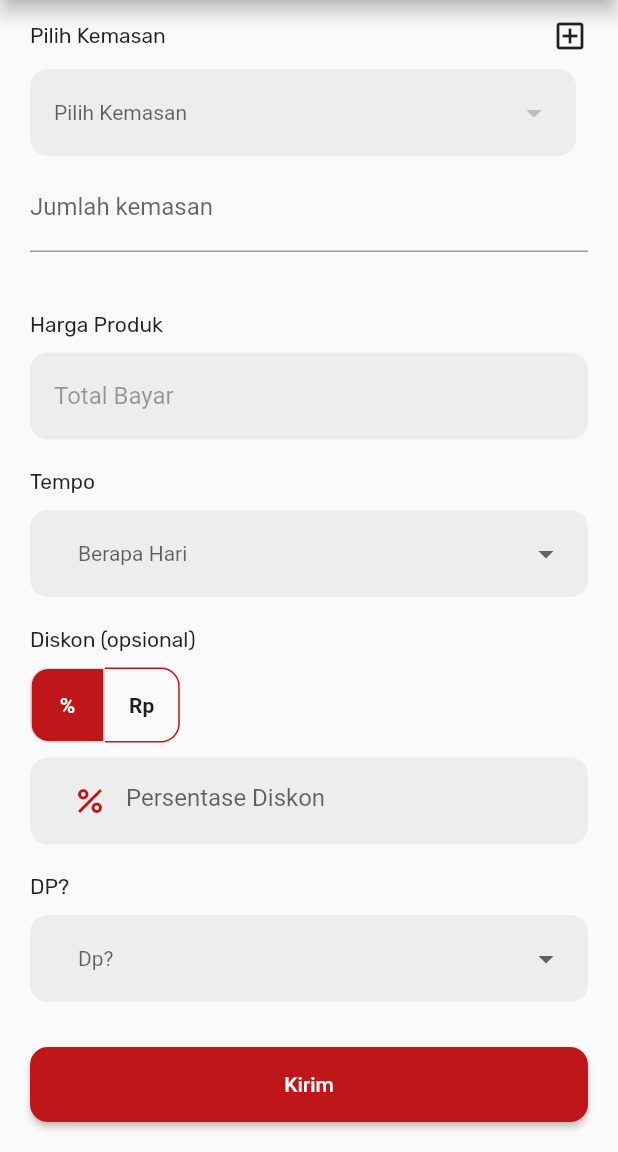
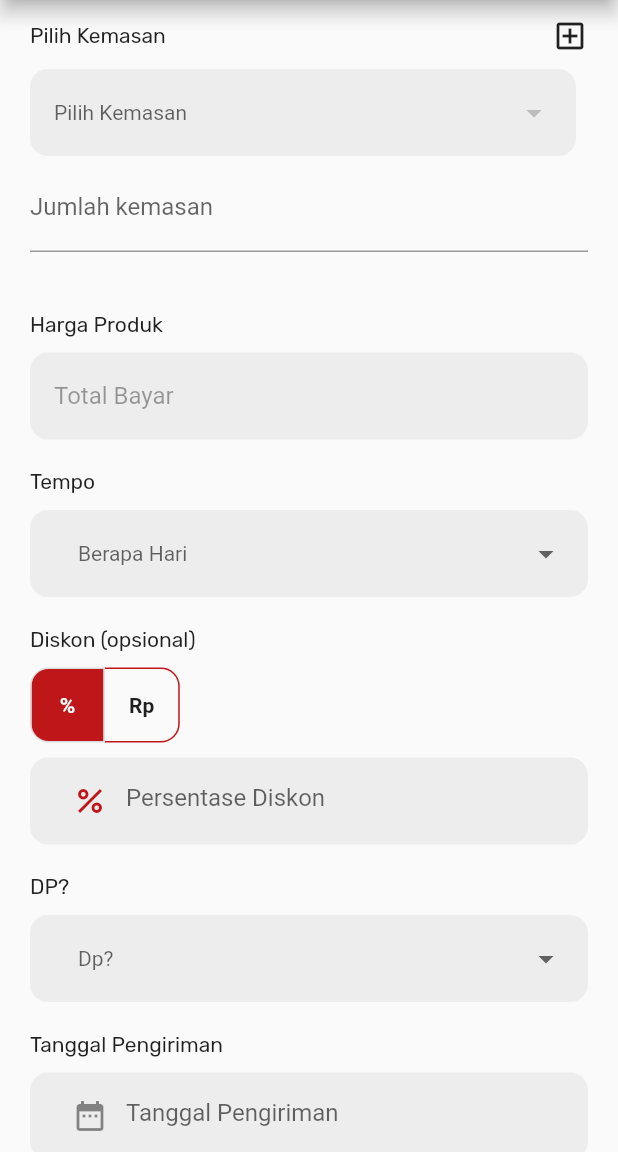
Before and after one commit to DaffaLintang/PT-Sage, a Flutter app: the PurchasePage screen opened directly, scrolled down 369 dp, on a phone screen of 412 x 824 dp, the part 84-1236 px from its top. Run offline on Flutter 3.47's test engine with Material 2 defaults, Android fonts, the phone set to English and light mode, and no system bars; drawn by our look-alikes of dropdown_button2; our stand-ins replace currency_text_input_formatter, flutter_easyloading, flutter_slidable, get, google_fonts, google_nav_bar and 6 more; missing offline and left inert: dart:ffi, number_text_input_formatter, sp_util; network calls fail.

Commit message:
save progress

```diff
--- a/lib/page/Purchase_page.dart
+++ b/lib/page/Purchase_page.dart
@@ -34,11 +34,13 @@ class _PurchasePageState extends State<PurchasePage> {
   final List<String> itemsProduk = [];
   String? selectedValueProduk;
   late PoController poController;
-  List<int> itemsKemasan = [];
+  List<int> itemsKemasanIds = [];
+  List<int> itemsKemasanWeights = [];
   List<String?> selectedKemasanValues = [];
   final Map<String, int> productMap = {};
   final Map<String, String> hargaMap = {};
   KemasanList? kemasanList;
+  List<Map<String, dynamic>> formattedValues = [];
 
   final NumberFormat currencyFormatter = NumberFormat.currency(
     locale: 'id',
@@ -77,15 +79,20 @@ class _PurchasePageState extends State<PurchasePage> {
     }
   }
 
+  Future<void> selectedData() async {}
+
   Future<void> fetchKemasan() async {
     var kemasanList = await poController.getKemasan();
     setState(() {
-      itemsKemasan =
+      itemsKemasanIds =
+          kemasanList?.kemasan.map((kemasan) => kemasan.id).toList() ?? [];
+      itemsKemasanWeights =
           kemasanList?.kemasan.map((kemasan) => kemasan.weight).toList() ?? [];
+
       selectedKemasanValues = List<String?>.generate(
         poController.jummlahKemasan.length,
         (index) => null, // Inisialisasi semua nilai dengan null
-        growable: true, // Pastikan list bisa ditambah atau dikurangi elemennya
+        growable: true,
       );
     });
   }
@@ -142,6 +149,15 @@ class _PurchasePageState extends State<PurchasePage> {
           TextPosition(offset: PoController.jumlahConroller.text.length));
     }
     hitungHarga();
+  }
+
+  void printValue() {
+    for (int i = 0; i < selectedKemasanValues.length; i++) {
+      var id = selectedKemasanValues[i];
+      var quantity = int.tryParse(poController.jummlahKemasan[i].text) ?? 0;
+
+      formattedValues.add({"id": int.parse(id ?? "0"), "quantity": quantity});
+    }
   }
 
   void hitungDiskonNominal(String diskon) {
@@ -431,16 +447,18 @@ class _PurchasePageState extends State<PurchasePage> {
                                           color: Theme.of(context).hintColor,
                                         ),
                                       ),
-                                      items: itemsKemasan.map((int weight) {
+                                      items: List.generate(
+                                          itemsKemasanIds.length, (index) {
                                         return DropdownMenuItem<String>(
-                                          value: weight.toString(),
+                                          value: itemsKemasanIds[index]
+                                              .toString(), // Simpan ID sebagai nilai
                                           child: Text(
-                                            '${weight.toString()} Kg',
+                                            '${itemsKemasanWeights[index]} Kg', // Tampilkan weight
                                             style:
                                                 const TextStyle(fontSize: 14),
                                           ),
                                         );
-                                      }).toList(),
+                                      }),
                                       value: selectedKemasanValues[i],
                                       onChanged: (String? value) {
                                         setState(() {
@@ -474,6 +492,7 @@ class _PurchasePageState extends State<PurchasePage> {
                           TextField(
                             controller: poController.jummlahKemasan[i],
                             maxLines: null,
+                            keyboardType: TextInputType.number,
                             decoration:
                                 InputDecoration(labelText: 'Jumlah kemasan'),
                           ),
@@ -796,6 +815,36 @@ class _PurchasePageState extends State<PurchasePage> {
                                   fontWeight: FontWeight.w600, fontSize: 20)),
                         ],
                       ),
+                Container(
+                  child: Column(
+                    crossAxisAlignment: CrossAxisAlignment.start,
+                    children: [
+                      Text("Tanggal Pengiriman",
+                          style: TextStyle(
+                              fontFamily: GoogleFonts.rubik().fontFamily)),
+                      SizedBox(
+                        height: 10,
+                      ),
+                      Container(
+                        padding:
+                            EdgeInsets.symmetric(horizontal: 16, vertical: 5),
+                        decoration: BoxDecoration(
+                            borderRadius: BorderRadius.circular(12),
+                            color: Colors.black.withOpacity(0.05)),
+                        child: TextField(
+                          // controller: PoController.hargaController,
+                          decoration: InputDecoration(
+                              border: InputBorder.none,
+                              hintText: 'Tanggal Pengiriman',
+                              prefixIcon: Icon(Icons.date_range)),
+                        ),
+                      ),
+                      SizedBox(
+                        height: 20,
+                      ),
+                    ],
+                  ),
+                ),
                 SizedBox(
                   height: 10,
                 ),
@@ -820,6 +869,7 @@ class _PurchasePageState extends State<PurchasePage> {
                               jumlahDp,
                               getRawValue(jumlahDiskon),
                               _currentSelection);
+                          printValue();
                         },
                         style: ElevatedButton.styleFrom(
                           shape: RoundedRectangleBorder(
```
Also changed, not shown: lib/controllers/purchase_order_controller.dart (+5 -2 lines).
